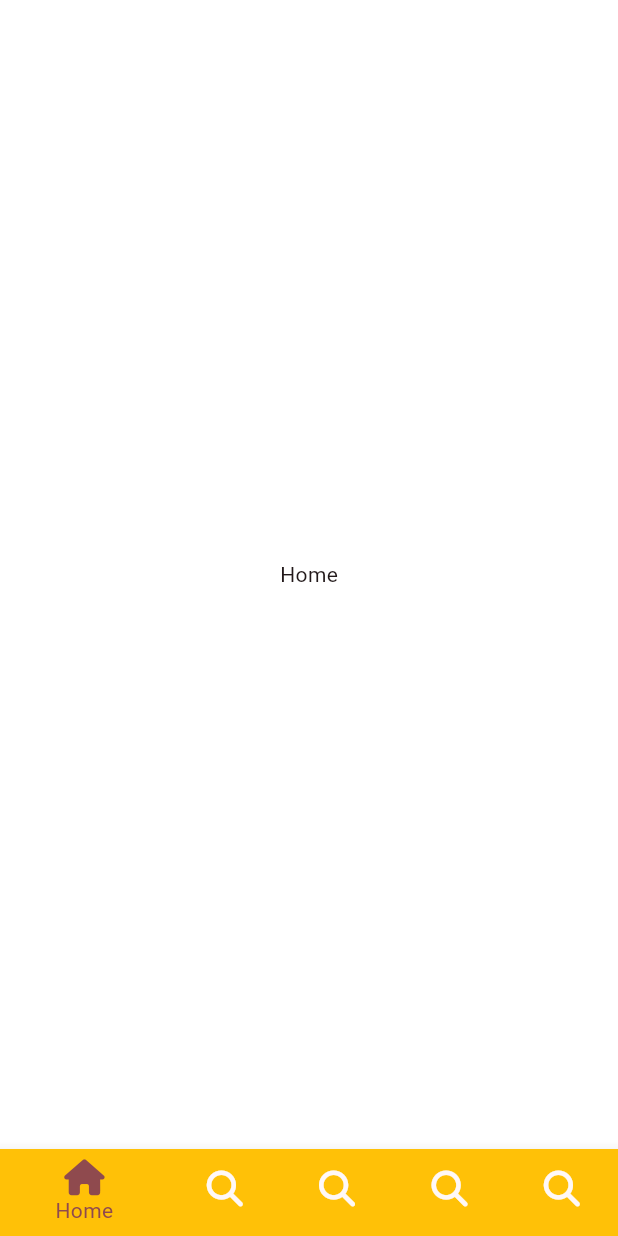
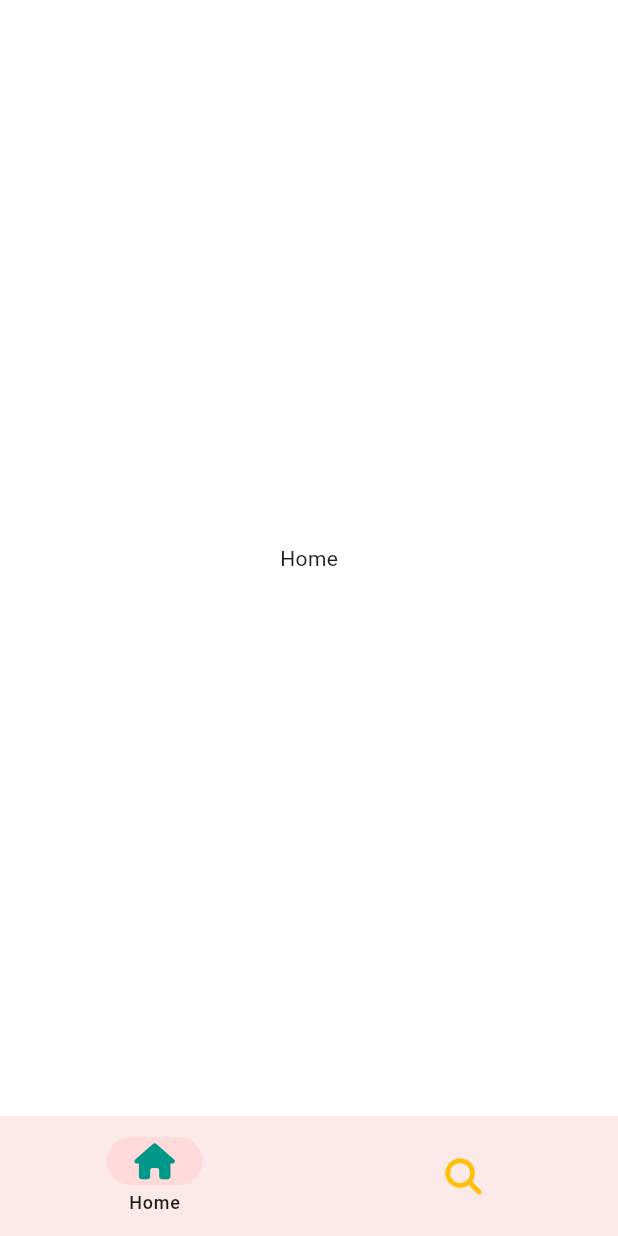
Before and after one commit to decembaek/tiktok_clone, a Flutter app: the screen it shows after launch, on a phone screen of 412 x 824 dp. Run offline on Flutter 3.47's test engine with Material 3 defaults, Android fonts, the phone set to English and light mode, and no system bars; our stand-ins replace font_awesome_flutter.

Commit message:
bottom navigationBar material v3

```diff
--- a/lib/features/main_navigation/main_navigation_screen.dart
+++ b/lib/features/main_navigation/main_navigation_screen.dart
@@ -39,42 +39,64 @@ class _MainNavigationScreenState extends State<MainNavigationScreen> {
   Widget build(BuildContext context) {
     return Scaffold(
       body: screens[_selectedIndex],
-      // bottomNavigationBar 아래에 선택 네비게이션
-      bottomNavigationBar: BottomNavigationBar(
-        // 선택시 색상
-        selectedItemColor: Theme.of(context).primaryColor,
-        // unselectedItemColor: Color,
-        // 현재 페이지 인덱스
-        currentIndex: _selectedIndex,
-        onTap: _onTap,
-        items: const [
-          BottomNavigationBarItem(
-              icon: FaIcon(FontAwesomeIcons.house),
-              label: "Home",
-              tooltip: "Hello World",
-              backgroundColor: Colors.amber),
-          BottomNavigationBarItem(
-              icon: FaIcon(FontAwesomeIcons.magnifyingGlass),
-              label: "Search",
-              tooltip: "Hello World",
-              backgroundColor: Colors.blue),
-          BottomNavigationBarItem(
-              icon: FaIcon(FontAwesomeIcons.magnifyingGlass),
-              label: "Search",
-              tooltip: "Hello World",
-              backgroundColor: Colors.red),
-          BottomNavigationBarItem(
-              icon: FaIcon(FontAwesomeIcons.magnifyingGlass),
-              label: "Search",
-              tooltip: "Hello World",
-              backgroundColor: Colors.black),
-          BottomNavigationBarItem(
-              icon: FaIcon(FontAwesomeIcons.magnifyingGlass),
-              label: "Search",
-              tooltip: "Hello World",
-              backgroundColor: Colors.green),
+      bottomNavigationBar: NavigationBar(
+        labelBehavior: NavigationDestinationLabelBehavior.onlyShowSelected,
+        selectedIndex: _selectedIndex,
+        onDestinationSelected: _onTap,
+        destinations: const [
+          NavigationDestination(
+            icon: FaIcon(
+              FontAwesomeIcons.house,
+              color: Colors.teal,
+            ),
+            label: "Home",
+          ),
+          NavigationDestination(
+            icon: FaIcon(
+              FontAwesomeIcons.magnifyingGlass,
+              color: Colors.amber,
+            ),
+            label: "Search",
+          ),
         ],
       ),
+      // bottomNavigationBar 아래에 선택 네비게이션
+      // Type을 정할 수 있음
+      // bottomNavigationBar: BottomNavigationBar(
+      //   // 선택시 색상
+      //   selectedItemColor: Theme.of(context).primaryColor,
+      //   // unselectedItemColor: Color,
+      //   // 현재 페이지 인덱스
+      //   currentIndex: _selectedIndex,
+      //   onTap: _onTap,
+      //   items: const [
+      //     BottomNavigationBarItem(
+      //         icon: FaIcon(FontAwesomeIcons.house),
+      //         label: "Home",
+      //         tooltip: "Hello World",
+      //         backgroundColor: Colors.amber),
+      //     BottomNavigationBarItem(
+      //         icon: FaIcon(FontAwesomeIcons.magnifyingGlass),
+      //         label: "Search",
+      //         tooltip: "Hello World",
+      //         backgroundColor: Colors.blue),
+      //     BottomNavigationBarItem(
+      //         icon: FaIcon(FontAwesomeIcons.magnifyingGlass),
+      //         label: "Search",
+      //         tooltip: "Hello World",
+      //         backgroundColor: Colors.red),
+      //     BottomNavigationBarItem(
+      //         icon: FaIcon(FontAwesomeIcons.magnifyingGlass),
+      //         label: "Search",
+      //         tooltip: "Hello World",
+      //         backgroundColor: Colors.black),
+      //     BottomNavigationBarItem(
+      //         icon: FaIcon(FontAwesomeIcons.magnifyingGlass),
+      //         label: "Search",
+      //         tooltip: "Hello World",
+      //         backgroundColor: Colors.green),
+      //   ],
+      // ),
     );
   }
 }
--- a/lib/main.dart
+++ b/lib/main.dart
@@ -34,7 +34,7 @@ class TikTokApp extends StatelessWidget {
           ),
         ),
       ),
-      home: MainNavigationScreen(),
+      home: const MainNavigationScreen(),
     );
   }
 }
```
